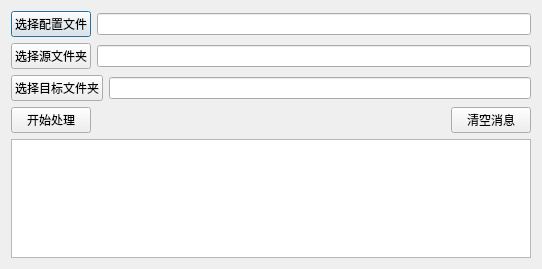
Above: main_dialog.ui from curious-heart/customize_files before the change. Below: the same form after it.
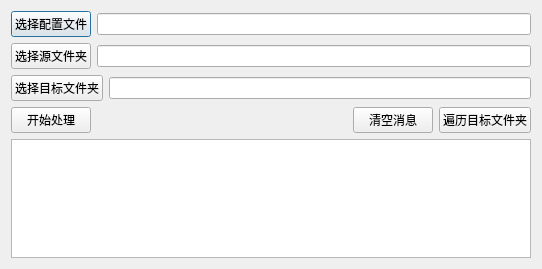
That is the form after the change.

```diff
--- a/main_dialog.ui
+++ b/main_dialog.ui
@@ -85,6 +85,13 @@
        </property>
       </widget>
      </item>
+     <item>
+      <widget class="QPushButton" name="tttPB">
+       <property name="text">
+        <string>遍历目标文件夹</string>
+       </property>
+      </widget>
+     </item>
     </layout>
    </item>
    <item>
```
